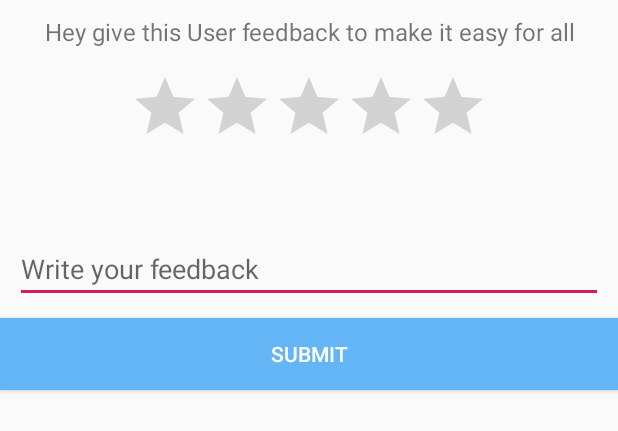
After one commit to SM-91/BarterTradeApp, an Android app: the layout fragment_feedback_post.xml on its own in the app's theme, with its tools: preview values and no code run, on a phone screen of 412 x 824 dp. The commit adds this screen. Shown: the top 431 px of the screen. Run offline under Robolectric (Android 15) with nearby library versions, the phone set to English and light mode, and no system bars.

Commit message:
UPDATE: Feed back (still in process)

```diff
--- /dev/null
+++ b/app/src/main/res/layout/fragment_feedback_post.xml
@@ -0,0 +1,69 @@
+<?xml version="1.0" encoding="utf-8"?>
+<RelativeLayout
+    xmlns:android="http://schemas.android.com/apk/res/android"
+    android:layout_width="match_parent"
+    android:layout_height="match_parent">
+
+    <LinearLayout
+        android:id="@+id/linear_layout"
+        android:layout_width="match_parent"
+        android:layout_height="wrap_content"
+        android:orientation="vertical"
+        android:gravity="center">
+
+        <TextView
+            android:layout_width="match_parent"
+            android:layout_height="wrap_content"
+            android:textSize="16sp"
+            android:layout_margin="10dp"
+            android:textAlignment="center"
+            android:text="Hey give this User feedback to make it easy for all">
+        </TextView>
+
+        <androidx.appcompat.widget.AppCompatRatingBar
+            android:id="@+id/rating_bar"
+            android:theme="@style/Widget.AppCompat.RatingBar"
+            android:paddingTop="5dp"
+            android:stepSize="1"
+            android:numStars="5"
+            android:progressTint="@color/yellow"
+            android:layout_width="wrap_content"
+            android:layout_height="wrap_content">
+
+        </androidx.appcompat.widget.AppCompatRatingBar>
+
+        <TextView
+            android:id="@+id/text_feedback"
+            android:layout_width="match_parent"
+            android:layout_height="wrap_content"
+            android:textSize="16sp"
+            android:layout_margin="10dp"
+            android:textAlignment="center"
+            android:text="">
+        </TextView>
+
+    </LinearLayout>
+
+    <EditText
+        android:id="@+id/edittext_feedback"
+        android:layout_below="@+id/linear_layout"
+        android:layout_width="match_parent"
+        android:layout_height="wrap_content"
+        android:layout_margin="10dp"
+        android:hint="Write your feedback">
+
+    </EditText>
+
+    <Button
+        android:id="@+id/submit_button"
+        android:layout_width="match_parent"
+        android:layout_height="wrap_content"
+        android:layout_below="@+id/edittext_feedback"
+        android:text="Submit"
+        android:textColor="@color/white"
+        android:background="@color/colorPrimary">
+    </Button>
+
+
+
+</RelativeLayout>
--- a/app/src/main/res/layout/fragment_feedback.xml
+++ b/app/src/main/res/layout/fragment_feedback_update.xml
@@ -17,7 +17,7 @@
             android:textSize="16sp"
             android:layout_margin="10dp"
             android:textAlignment="center"
-            android:text="Hey give this User feedback to make it easy for all">
+            android:text="Update your feedback to make it easy for all">
         </TextView>
 
         <androidx.appcompat.widget.AppCompatRatingBar
@@ -59,7 +59,7 @@
         android:layout_width="match_parent"
         android:layout_height="wrap_content"
         android:layout_below="@+id/edittext_feedback"
-        android:text="Submit"
+        android:text="update"
         android:textColor="@color/white"
         android:background="@color/colorPrimary">
     </Button>
```
Also changed, not shown: app/src/main/java/com/example/bartertradeapp/DataModels/RatingModel.java (+8 -14 lines), app/src/main/java/com/example/bartertradeapp/JavaClasses/Feedback_postFragment.java (renamed from app/src/main/java/com/example/bartertradeapp/JavaClasses/FeedbackFragment.java, +28 -17 lines), app/src/main/java/com/example/bartertradeapp/JavaClasses/Feedback_updateFragment.java (added, +108 -0 lines).
